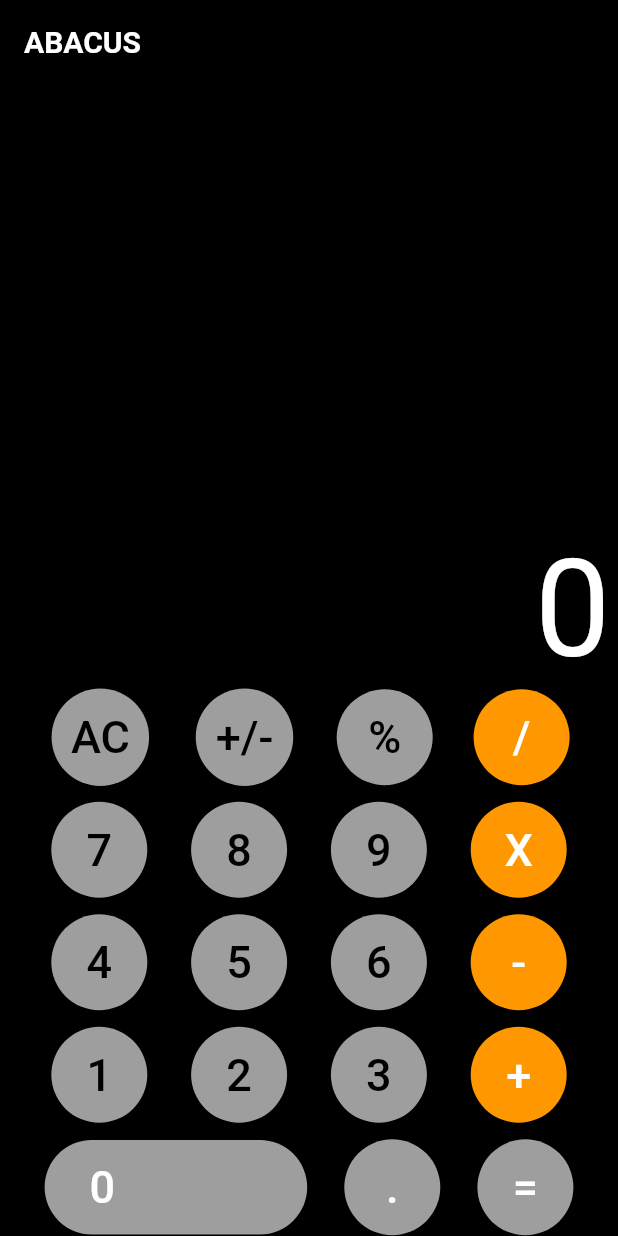
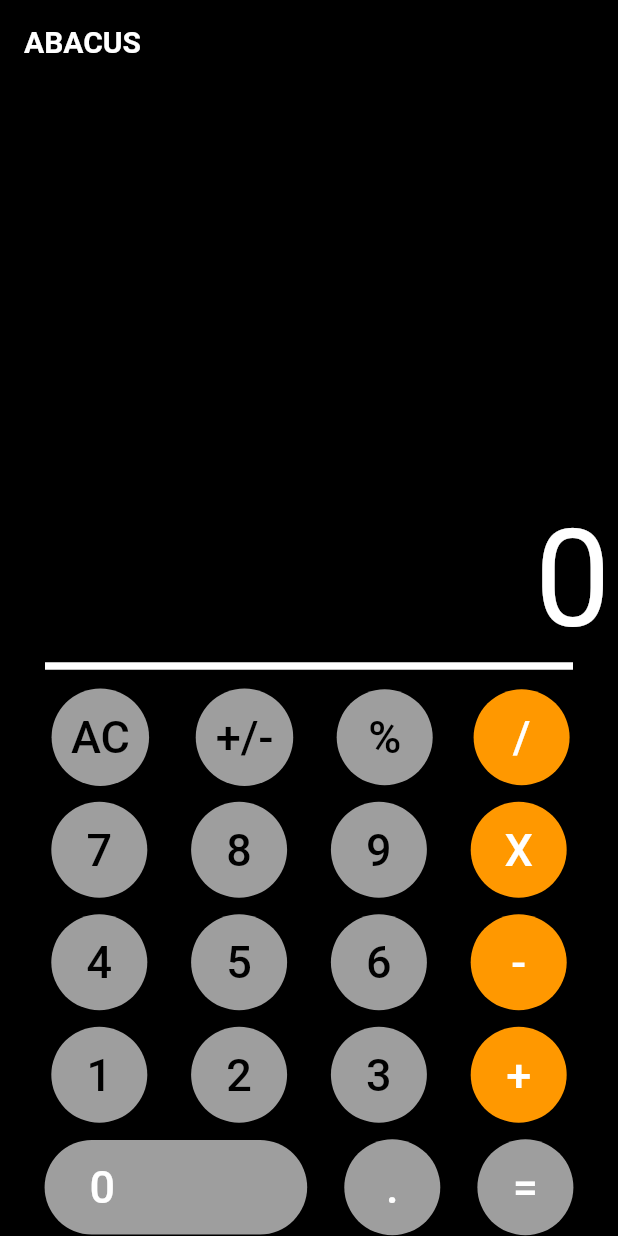
Before and after one commit to Himal-Thapa1/project_abacus, a Flutter app: the screen it shows after launch, on a phone screen of 412 x 824 dp. Run offline on Flutter 3.47's test engine with Material 2 defaults, Android fonts, the phone set to English and light mode, and no system bars; our stand-ins replace google_fonts; Roboto replaces fonts that are missing (Itim).

Commit message:
finished the ui for now I think

```diff
--- a/lib/screen/home_screen.dart
+++ b/lib/screen/home_screen.dart
@@ -54,6 +54,14 @@ class _homeScreenState extends State<homeScreen> {
                   ],
                 ),
               ),
+              Divider(
+                color: white,
+                height: 10,
+                thickness: 5,
+                indent: 25,
+                endIndent: 25,
+              ),
+              SizedBox(height: 10,),
               Row(
                 mainAxisAlignment: MainAxisAlignment.spaceEvenly,
                 children: [
```
